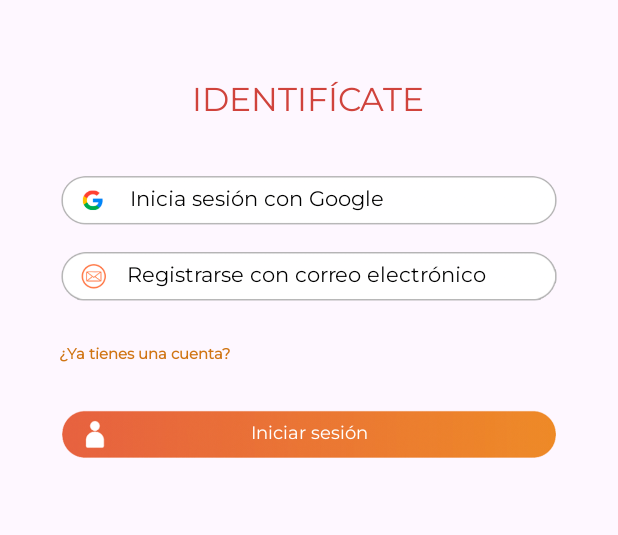
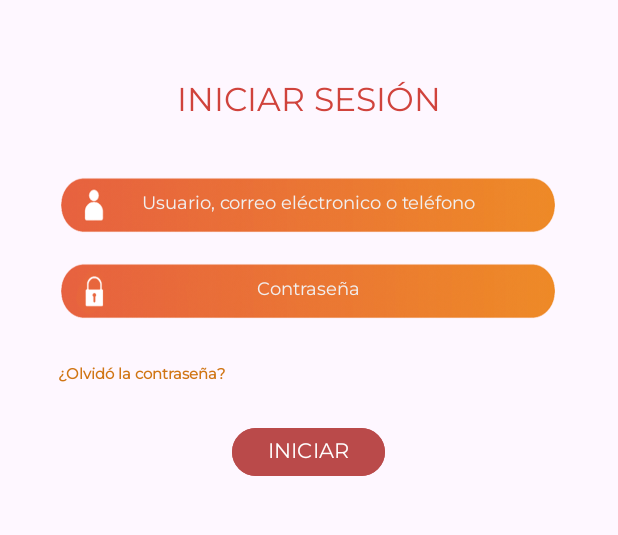
Before and after one commit to ulvercalleja/SmartEat, an Android app: the screen it shows after launch (LogScreen before the commit, IniciarSesionPantalla after it), on a phone screen of 412 x 824 dp, the part 395-930 px from its top. Run offline under Robolectric (Android 15) with nearby library versions, the phone set to English and light mode, and no system bars.

Commit message:
Pantalla registro

```diff
--- a/app/src/main/java/proyecto/smarteat/LoginScreen.java
+++ b/app/src/main/java/proyecto/smarteat/IniciarSesionPantalla.java
@@ -4,11 +4,11 @@ import androidx.appcompat.app.AppCompatActivity;
 
 import android.os.Bundle;
 
-public class LoginScreen extends AppCompatActivity {
+public class IniciarSesionPantalla extends AppCompatActivity {
 
     @Override
     protected void onCreate(Bundle savedInstanceState) {
         super.onCreate(savedInstanceState);
-        setContentView(R.layout.login_screen);
+        setContentView(R.layout.iniciar_sesion_pantalla);
     }
 }
--- a/app/src/main/java/proyecto/smarteat/LogScreen.java
+++ b/app/src/main/java/proyecto/smarteat/InicioPantalla.java
@@ -4,11 +4,11 @@ import androidx.appcompat.app.AppCompatActivity;
 
 import android.os.Bundle;
 
-public class LogScreen extends AppCompatActivity {
+public class InicioPantalla extends AppCompatActivity {
 
     @Override
     protected void onCreate(Bundle savedInstanceState) {
         super.onCreate(savedInstanceState);
-        setContentView(R.layout.log_screen);
+        setContentView(R.layout.inicio_pantalla);
     }
 }
--- /dev/null
+++ b/app/src/main/res/layout/iniciar_sesion_pantalla.xml
@@ -0,0 +1,96 @@
+<?xml version="1.0" encoding="utf-8"?>
+<androidx.constraintlayout.widget.ConstraintLayout xmlns:android="http://schemas.android.com/apk/res/android"
+    xmlns:app="http://schemas.android.com/apk/res-auto"
+    xmlns:tools="http://schemas.android.com/tools"
+    android:layout_width="match_parent"
+    android:layout_height="match_parent"
+    tools:context=".IniciarSesionPantalla">
+
+    <ImageView
+        android:id="@+id/prpivImagenSup"
+        android:layout_width="413dp"
+        android:layout_height="263dp"
+        android:adjustViewBounds="true"
+        android:scaleType="centerCrop"
+        android:src="@drawable/logo_smart_eat"
+        app:layout_constraintEnd_toEndOf="parent"
+        app:layout_constraintStart_toStartOf="parent"
+        app:layout_constraintTop_toTopOf="parent" />
+
+    <TextView
+        android:id="@+id/prtvRegistrarse"
+        android:layout_width="wrap_content"
+        android:layout_height="wrap_content"
+        android:layout_marginTop="52dp"
+        android:fontFamily="@font/montserrat"
+        android:text="INICIAR SESIÓN"
+        android:textAllCaps="false"
+        android:textColor="#D0433C"
+        android:textSize="22sp"
+        app:layout_constraintEnd_toEndOf="parent"
+        app:layout_constraintStart_toStartOf="@+id/prpivImagenSup"
+        app:layout_constraintTop_toBottomOf="@+id/prpivImagenSup" />
+
+    <EditText
+        android:id="@+id/pretUsuario"
+        android:layout_width="333dp"
+        android:layout_height="49dp"
+        android:layout_marginTop="28dp"
+        android:background="@drawable/boton_iniciar_sesion"
+        android:ems="10"
+        android:fontFamily="@font/montserrat"
+        android:hint="Usuario, correo eléctronico o teléfono"
+        android:textColorHint="#F1EFEF"
+        android:inputType="text"
+        android:textAlignment="center"
+        android:textColor="#F1EFEF"
+        android:textSize="12sp"
+        app:layout_constraintEnd_toEndOf="parent"
+        app:layout_constraintHorizontal_bias="0.492"
+        app:layout_constraintStart_toStartOf="parent"
+        app:layout_constraintTop_toBottomOf="@+id/prtvRegistrarse" />
+
+    <EditText
+        android:id="@+id/pretContraseña"
+        android:layout_width="0dp"
+        android:layout_height="49dp"
+        android:layout_marginTop="8dp"
+        android:background="@drawable/boton_contrasena"
+        android:ems="10"
+        android:fontFamily="@font/montserrat"
+        android:hint="Contraseña"
+        android:inputType="text"
+        android:textAlignment="center"
+        android:textColor="#F1EFEF"
+        android:textColorHint="#F1EFEF"
+        android:textSize="12sp"
+        app:layout_constraintEnd_toEndOf="@+id/pretUsuario"
+        app:layout_constraintStart_toStartOf="@+id/pretUsuario"
+        app:layout_constraintTop_toBottomOf="@+id/pretUsuario" />
+
+    <TextView
+        android:id="@+id/isptvTienesCuenta2"
+        android:layout_width="wrap_content"
+        android:layout_height="wrap_content"
+        android:layout_marginTop="24dp"
+        android:fontFamily="@font/montserrat"
+        android:text="¿Olvidó la contraseña?"
+        android:textColor="#D07514"
+        android:textSize="10sp"
+        android:textStyle="bold"
+        app:layout_constraintStart_toStartOf="@+id/pretContraseña"
+        app:layout_constraintTop_toBottomOf="@+id/pretContraseña" />
+
+    <Button
+        android:id="@+id/prbtCrear"
+        android:layout_width="wrap_content"
+        android:layout_height="40dp"
+        android:layout_marginTop="24dp"
+        android:backgroundTint="#BA4A4A"
+        android:fontFamily="@font/montserrat"
+        android:text="INICIAR"
+        android:textAlignment="center"
+        app:layout_constraintEnd_toEndOf="@+id/pretContraseña"
+        app:layout_constraintStart_toStartOf="@+id/isptvTienesCuenta2"
+        app:layout_constraintTop_toBottomOf="@+id/isptvTienesCuenta2" />
+</androidx.constraintlayout.widget.ConstraintLayout>
--- a/app/src/main/res/layout/log_screen.xml
+++ b/app/src/main/res/layout/inicio_pantalla.xml
@@ -4,10 +4,10 @@
     xmlns:tools="http://schemas.android.com/tools"
     android:layout_width="match_parent"
     android:layout_height="match_parent"
-    tools:context=".LogScreen">
+    tools:context=".InicioPantalla">
 
     <ImageView
-        android:id="@+id/idivImagenSup"
+        android:id="@+id/ipivImagenSup"
         android:layout_width="413dp"
         android:layout_height="263dp"
         android:adjustViewBounds="true"
@@ -18,7 +18,7 @@
         app:layout_constraintTop_toTopOf="parent" />
 
     <TextView
-        android:id="@+id/idtvIdentificate"
+        android:id="@+id/iptvIdentificate"
         android:layout_width="wrap_content"
         android:layout_height="wrap_content"
         android:layout_marginTop="52dp"
@@ -28,11 +28,11 @@
         android:textColor="#D0433C"
         android:textSize="22sp"
         app:layout_constraintEnd_toEndOf="parent"
-        app:layout_constraintStart_toStartOf="@+id/idivImagenSup"
-        app:layout_constraintTop_toBottomOf="@+id/idivImagenSup" />
+        app:layout_constraintStart_toStartOf="@+id/ipivImagenSup"
+        app:layout_constraintTop_toBottomOf="@+id/ipivImagenSup" />
 
     <ImageButton
-        android:id="@+id/idibBotonGoogle"
+        android:id="@+id/ipibBotonGoogle"
         android:layout_width="333dp"
         android:layout_height="wrap_content"
         android:layout_marginTop="28dp"
@@ -42,10 +42,10 @@
         android:src="@drawable/boton_log_google"
         app:layout_constraintEnd_toEndOf="parent"
         app:layout_constraintStart_toStartOf="parent"
-        app:layout_constraintTop_toBottomOf="@+id/idtvIdentificate" />
+        app:layout_constraintTop_toBottomOf="@+id/iptvIdentificate" />
 
     <TextView
-        android:id="@+id/idtvRegistrarseGoogle"
+        android:id="@+id/iptvRegistrarseGoogle"
         android:layout_width="wrap_content"
         android:layout_height="wrap_content"
         android:layout_centerInParent="true"
@@ -53,13 +53,13 @@
         android:fontFamily="@font/montserrat"
         android:text="Inicia sesión con Google"
         android:textColor="#000000"
-        app:layout_constraintBottom_toBottomOf="@+id/idibBotonGoogle"
-        app:layout_constraintEnd_toEndOf="@+id/idibBotonGoogle"
-        app:layout_constraintStart_toStartOf="@+id/idibBotonGoogle"
-        app:layout_constraintTop_toTopOf="@+id/idibBotonGoogle" />
+        app:layout_constraintBottom_toBottomOf="@+id/ipibBotonGoogle"
+        app:layout_constraintEnd_toEndOf="@+id/ipibBotonGoogle"
+        app:layout_constraintStart_toStartOf="@+id/ipibBotonGoogle"
+        app:layout_constraintTop_toTopOf="@+id/ipibBotonGoogle" />
 
     <ImageButton
-        android:id="@+id/idibBotonCorreo"
+        android:id="@+id/ipibBotonCorreo"
         android:layout_width="0dp"
         android:layout_height="wrap_content"
         android:layout_marginTop="8dp"
@@ -67,12 +67,12 @@
         android:background="@null"
         android:scaleType="centerCrop"
         android:src="@drawable/boton_registro_correo"
-        app:layout_constraintEnd_toEndOf="@+id/idibBotonGoogle"
-        app:layout_constraintStart_toStartOf="@+id/idibBotonGoogle"
-        app:layout_constraintTop_toBottomOf="@+id/idibBotonGoogle" />
+        app:layout_constraintEnd_toEndOf="@+id/ipibBotonGoogle"
+        app:layout_constraintStart_toStartOf="@+id/ipibBotonGoogle"
+        app:layout_constraintTop_toBottomOf="@+id/ipibBotonGoogle" />
 
     <TextView
-        android:id="@+id/idtvRegistrarseCorreo"
+        android:id="@+id/iptvRegistrarseCorreo"
         android:layout_width="wrap_content"
         android:layout_height="wrap_content"
         android:layout_centerInParent="true"
@@ -80,13 +80,13 @@
         android:fontFamily="@font/montserrat"
         android:text="Registrarse con correo electrónico"
         android:textColor="#000000"
-        app:layout_constraintBottom_toBottomOf="@+id/idibBotonCorreo"
-        app:layout_constraintEnd_toEndOf="@+id/idibBotonCorreo"
-        app:layout_constraintStart_toStartOf="@+id/idibBotonCorreo"
-        app:layout_constraintTop_toTopOf="@+id/idibBotonCorreo" />
+        app:layout_constraintBottom_toBottomOf="@+id/ipibBotonCorreo"
+        app:layout_constraintEnd_toEndOf="@+id/ipibBotonCorreo"
+        app:layout_constraintStart_toStartOf="@+id/ipibBotonCorreo"
+        app:layout_constraintTop_toTopOf="@+id/ipibBotonCorreo" />
 
     <TextView
-        android:id="@+id/idtvTienesCuenta"
+        android:id="@+id/iptvTienesCuenta"
         android:layout_width="wrap_content"
         android:layout_height="wrap_content"
         android:layout_marginTop="24dp"
@@ -95,11 +95,11 @@
         android:textColor="#D07514"
         android:textSize="10sp"
         android:textStyle="bold"
-        app:layout_constraintStart_toStartOf="@+id/idibBotonCorreo"
-        app:layout_constraintTop_toBottomOf="@+id/idibBotonCorreo" />
+        app:layout_constraintStart_toStartOf="@+id/ipibBotonCorreo"
+        app:layout_constraintTop_toBottomOf="@+id/ipibBotonCorreo" />
 
     <ImageButton
-        android:id="@+id/idibIniciarSesion"
+        android:id="@+id/ipibIniciarSesion"
         android:layout_width="0dp"
         android:layout_height="wrap_content"
         android:layout_marginTop="24dp"
@@ -107,12 +107,12 @@
         android:background="@null"
         android:scaleType="centerCrop"
         android:src="@drawable/boton_iniciar_sesion"
-        app:layout_constraintEnd_toEndOf="@+id/idibBotonCorreo"
-        app:layout_constraintStart_toStartOf="@+id/idibBotonCorreo"
-        app:layout_constraintTop_toBottomOf="@+id/idtvTienesCuenta" />
+        app:layout_constraintEnd_toEndOf="@+id/ipibBotonCorreo"
+        app:layout_constraintStart_toStartOf="@+id/ipibBotonCorreo"
+        app:layout_constraintTop_toBottomOf="@+id/iptvTienesCuenta" />
 
     <TextView
-        android:id="@+id/idtvIniciarSesion2"
+        android:id="@+id/prtvRegistrarse"
         android:layout_width="wrap_content"
         android:layout_height="wrap_content"
         android:layout_centerInParent="true"
@@ -120,10 +120,10 @@
         android:text="Iniciar sesión"
         android:textColor="#FFFFFF"
         android:textSize="12sp"
-        app:layout_constraintBottom_toBottomOf="@+id/idibIniciarSesion"
-        app:layout_constraintEnd_toEndOf="@+id/idibIniciarSesion"
-        app:layout_constraintStart_toStartOf="@+id/idibIniciarSesion"
-        app:layout_constraintTop_toTopOf="@+id/idibIniciarSesion" />
+        app:layout_constraintBottom_toBottomOf="@+id/ipibIniciarSesion"
+        app:layout_constraintEnd_toEndOf="@+id/ipibIniciarSesion"
+        app:layout_constraintStart_toStartOf="@+id/ipibIniciarSesion"
+        app:layout_constraintTop_toTopOf="@+id/ipibIniciarSesion" />
 
     <!-- Para centrar el texto en el botón -->
 
--- a/app/src/main/res/values/strings.xml
+++ b/app/src/main/res/values/strings.xml
@@ -1,3 +1,5 @@
 <resources>
     <string name="app_name">SmartEat</string>
+    <!-- TODO: Remove or change this placeholder text -->
+    <string name="hello_blank_fragment">Hello blank fragment</string>
 </resources>
```
Also changed, not shown: app/src/main/AndroidManifest.xml (+20 -2 lines), app/src/main/java/proyecto/smarteat/ComidasFragment.java (added, +21 -0 lines), app/src/main/java/proyecto/smarteat/MasComida.java (added, +32 -0 lines), app/src/main/java/proyecto/smarteat/RegistroPantalla.java (added, +14 -0 lines), app/src/main/res/layout/fragment_comidas.xml (added, +20 -0 lines), app/src/main/res/layout/mas_comida.xml (added, +32 -0 lines), app/src/main/res/layout/pantalla_registro.xml (renamed from app/src/main/res/layout/login_screen.xml, +52 -31 lines).
